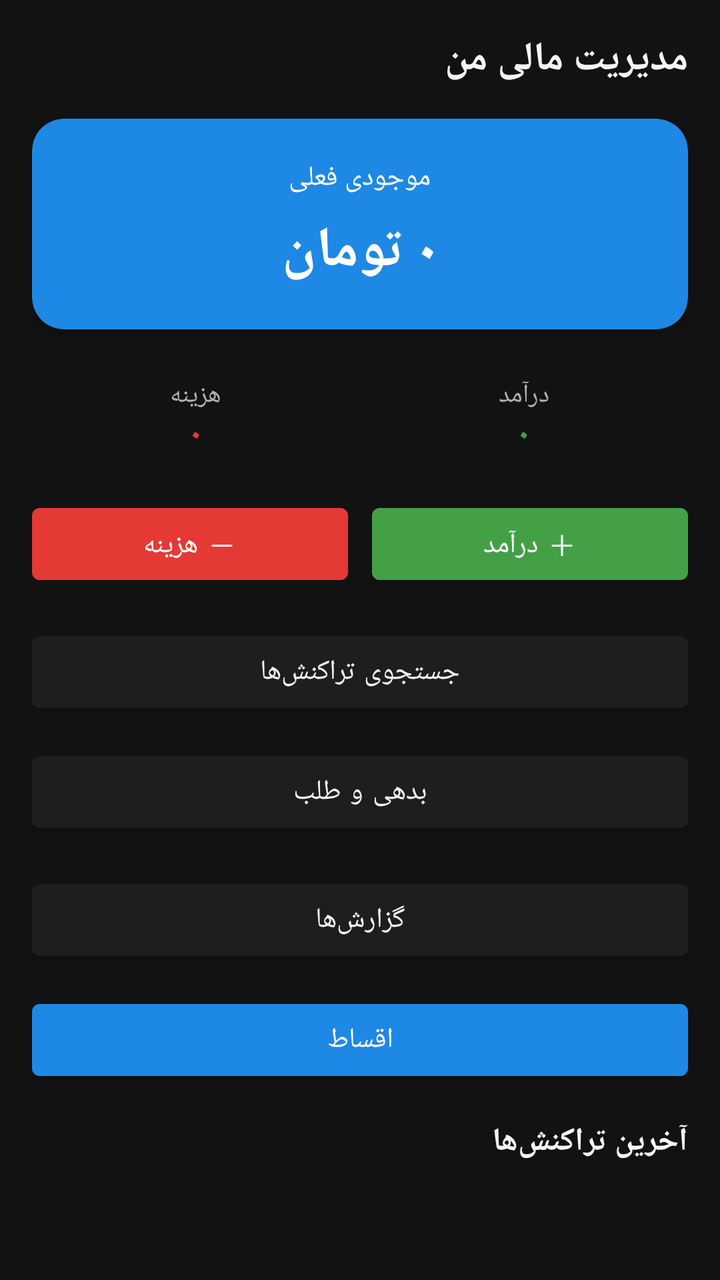
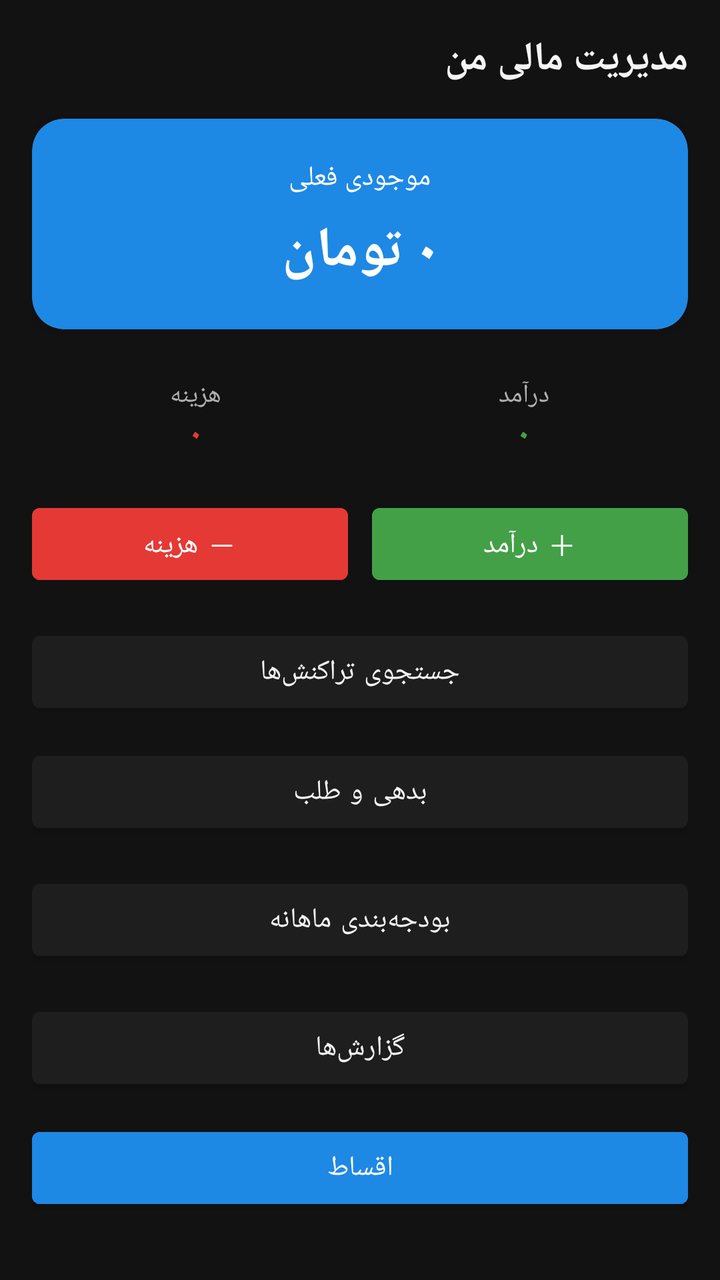

The first picture is an Android layout as it rendered before a commit; the second is the same layout after the commit. The layout source and the unified diff follow.
<!-- AndroidManifest.xml: application theme Theme.MoneyManager -->
<!-- res/layout/activity_main.xml -->
<?xml version="1.0" encoding="utf-8"?>
<LinearLayout xmlns:android="http://schemas.android.com/apk/res/android"
    android:layout_width="match_parent"
    android:layout_height="match_parent"
    android:layoutDirection="rtl"
    android:orientation="vertical"
    android:background="@color/background"
    android:padding="16dp">

    <TextView
        android:layout_width="wrap_content"
        android:layout_height="wrap_content"
        android:text="@string/app_name"
        android:textSize="20sp"
        android:textStyle="bold"
        android:textColor="@color/text_primary"
        android:layout_marginBottom="16dp" />

    <androidx.cardview.widget.CardView
        android:layout_width="match_parent"
        android:layout_height="wrap_content"
        app:cardCornerRadius="16dp"
        app:cardElevation="4dp"
        app:cardBackgroundColor="@color/primary"
        xmlns:app="http://schemas.android.com/apk/res-auto">

        <LinearLayout
            android:layout_width="match_parent"
            android:layout_height="wrap_content"
            android:orientation="vertical"
            android:padding="20dp"
            android:gravity="center">

            <TextView
                android:layout_width="wrap_content"
                android:layout_height="wrap_content"
                android:text="@string/current_balance"
                android:textColor="@color/white"
                android:textSize="14sp" />

            <TextView
                android:id="@+id/tvBalance"
                android:layout_width="wrap_content"
                android:layout_height="wrap_content"
                android:layout_marginTop="8dp"
                android:text="۰ تومان"
                android:textColor="@color/white"
                android:textSize="28sp"
                android:textStyle="bold" />
        </LinearLayout>
    </androidx.cardview.widget.CardView>

    <LinearLayout
        android:layout_width="match_parent"
        android:layout_height="wrap_content"
        android:orientation="horizontal"
        android:layout_marginTop="12dp">

        <LinearLayout
            android:layout_width="0dp"
            android:layout_height="wrap_content"
            android:layout_weight="1"
            android:orientation="vertical"
            android:gravity="center"
            android:padding="12dp">

            <TextView
                android:layout_width="wrap_content"
                android:layout_height="wrap_content"
                android:text="@string/total_income"
                android:textColor="@color/text_secondary"
                android:textSize="13sp" />

            <TextView
                android:id="@+id/tvIncomeTotal"
                android:layout_width="wrap_content"
                android:layout_height="wrap_content"
                android:text="۰"
                android:textColor="@color/income_green"
                android:textSize="16sp"
                android:textStyle="bold" />
        </LinearLayout>

        <LinearLayout
            android:layout_width="0dp"
            android:layout_height="wrap_content"
            android:layout_weight="1"
            android:orientation="vertical"
            android:gravity="center"
            android:padding="12dp">

            <TextView
                android:layout_width="wrap_content"
                android:layout_height="wrap_content"
                android:text="@string/total_expense"
                android:textColor="@color/text_secondary"
                android:textSize="13sp" />

            <TextView
                android:id="@+id/tvExpenseTotal"
                android:layout_width="wrap_content"
                android:layout_height="wrap_content"
                android:text="۰"
                android:textColor="@color/expense_red"
                android:textSize="16sp"
                android:textStyle="bold" />
        </LinearLayout>
    </LinearLayout>

    <LinearLayout
        android:layout_width="match_parent"
        android:layout_height="wrap_content"
        android:orientation="horizontal"
        android:layout_marginTop="8dp"
        android:layout_marginBottom="16dp">

        <Button
            android:id="@+id/btnAddIncome"
            android:layout_width="0dp"
            android:layout_height="wrap_content"
            android:layout_weight="1"
            android:layout_marginEnd="6dp"
            android:backgroundTint="@color/income_green"
            android:textColor="@color/white"
            android:text="@string/add_income" />

        <Button
            android:id="@+id/btnAddExpense"
            android:layout_width="0dp"
            android:layout_height="wrap_content"
            android:layout_weight="1"
            android:layout_marginStart="6dp"
            android:backgroundTint="@color/expense_red"
            android:textColor="@color/white"
            android:text="@string/add_expense" />
    </LinearLayout>

    <Button
        android:id="@+id/btnSearch"
        android:layout_width="match_parent"
        android:layout_height="wrap_content"
        android:backgroundTint="@color/card_background"
        android:textColor="@color/text_primary"
        android:text="@string/search_title"
        android:layout_marginBottom="12dp" />
<Button
        android:id="@+id/btnDebts"
        android:layout_width="match_parent"
        android:layout_height="wrap_content"
        android:backgroundTint="@color/card_background"
        android:textColor="@color/text_primary"
        android:text="@string/debts_title"
        android:layout_marginBottom="16dp" />
    <Button
        android:id="@+id/btnReports"
        android:layout_width="match_parent"
        android:layout_height="wrap_content"
        android:backgroundTint="@color/card_background"
        android:textColor="@color/text_primary"
        android:text="@string/reports_title"
        android:layout_marginBottom="12dp" />

    <Button
        android:id="@+id/btnInstallments"
        android:layout_width="match_parent"
        android:layout_height="wrap_content"
        android:backgroundTint="@color/primary"
        android:textColor="@color/white"
        android:text="@string/installments_title"
        android:layout_marginBottom="16dp" />

    <TextView
        android:layout_width="wrap_content"
        android:layout_height="wrap_content"
        android:text="@string/recent_transactions"
        android:textColor="@color/text_primary"
        android:textSize="16sp"
        android:textStyle="bold"
        android:layout_marginBottom="8dp" />

    <TextView
        android:id="@+id/tvEmpty"
        android:layout_width="match_parent"
        android:layout_height="wrap_content"
        android:text="@string/no_transactions"
        android:textColor="@color/text_secondary"
        android:gravity="center"
        android:padding="24dp"
        android:visibility="visible" />

    <androidx.recyclerview.widget.RecyclerView
        android:id="@+id/rvTransactions"
        android:layout_width="match_parent"
        android:layout_height="0dp"
        android:layout_weight="1"
        android:visibility="gone" />

</LinearLayout>
<!-- resources referenced by this layout -->
<resources>
  <color name="background">#121212</color>
  <color name="card_background">#1E1E1E</color>
  <color name="expense_red">#E53935</color>
  <color name="income_green">#43A047</color>
  <color name="primary">#1E88E5</color>
  <color name="text_primary">#F5F5F5</color>
  <color name="text_secondary">#B0B0B0</color>
  <color name="white">#FFFFFF</color>
  <string name="add_expense">－ هزینه</string>
  <string name="add_income">＋ درآمد</string>
  <string name="app_name">مدیریت مالی من</string>
  <string name="current_balance">موجودی فعلی</string>
  <string name="debts_title">بدهی و طلب</string>
  <string name="installments_title">اقساط</string>
  <string name="no_transactions">هنوز تراکنشی ثبت نشده است</string>
  <string name="recent_transactions">آخرین تراکنش‌ها</string>
  <string name="reports_title">گزارش‌ها</string>
  <string name="search_title">جستجوی تراکنش‌ها</string>
  <string name="total_expense">هزینه</string>
  <string name="total_income">درآمد</string>
  <style name="Theme.MoneyManager" parent="Theme.MaterialComponents.DayNight.NoActionBar">
          <item name="colorPrimary">@color/primary</item>
          <item name="colorPrimaryDark">@color/primary_dark</item>
          <item name="colorAccent">@color/primary</item>
          <item name="android:windowBackground">@color/background</item>
          <item name="android:statusBarColor">@color/primary_dark</item>
      </style>
  <color name="primary_dark">#0D47A1</color>
</resources>

<!-- the commit's change to res/layout/activity_main.xml (unified diff, before → after) -->
@@ -151,6 +151,14 @@
         android:textColor="@color/text_primary"
         android:text="@string/debts_title"
         android:layout_marginBottom="16dp" />
+<Button
+        android:id="@+id/btnBudgets"
+        android:layout_width="match_parent"
+        android:layout_height="wrap_content"
+        android:backgroundTint="@color/card_background"
+        android:textColor="@color/text_primary"
+        android:text="@string/budgets_title"
+        android:layout_marginBottom="16dp" />
     <Button
         android:id="@+id/btnReports"
         android:layout_width="match_parent"
<!-- resource entries referenced after the edit -->
@@ -11,6 +11,7 @@
   <string name="add_expense">－ هزینه</string>
   <string name="add_income">＋ درآمد</string>
   <string name="app_name">مدیریت مالی من</string>
+  <string name="budgets_title">بودجه‌بندی ماهانه</string>
   <string name="current_balance">موجودی فعلی</string>
   <string name="debts_title">بدهی و طلب</string>
   <string name="installments_title">اقساط</string>
